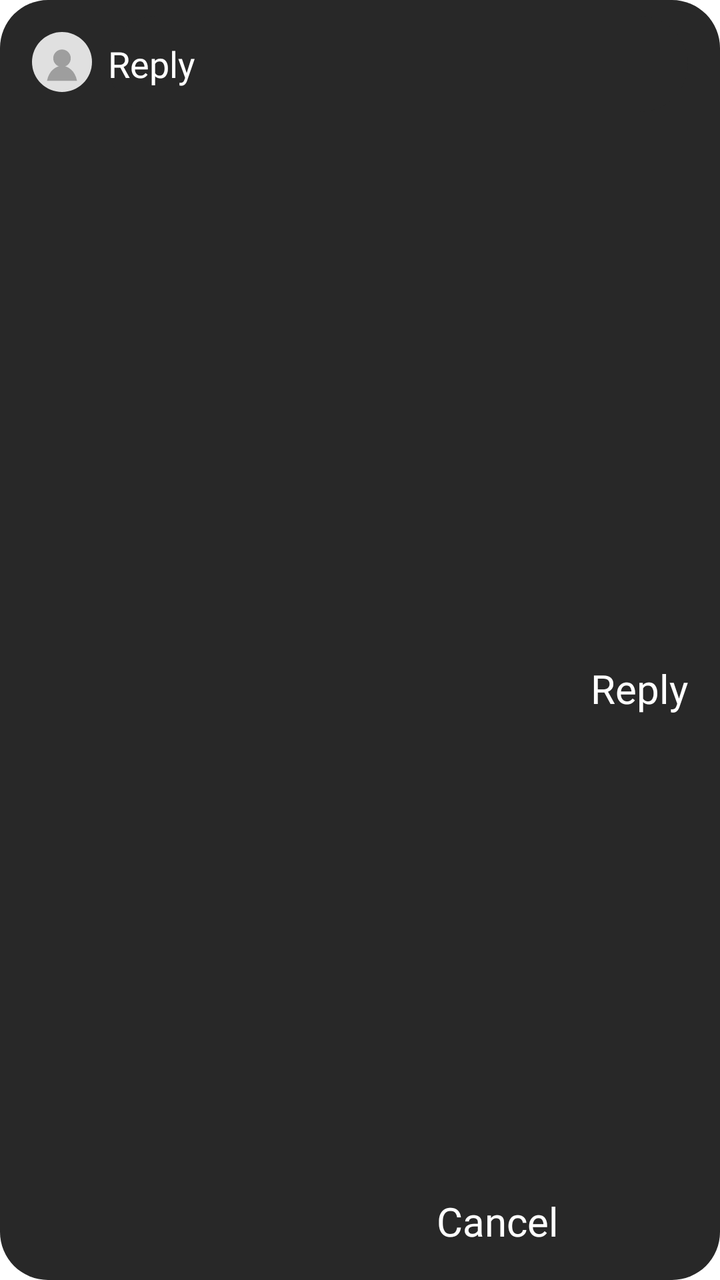
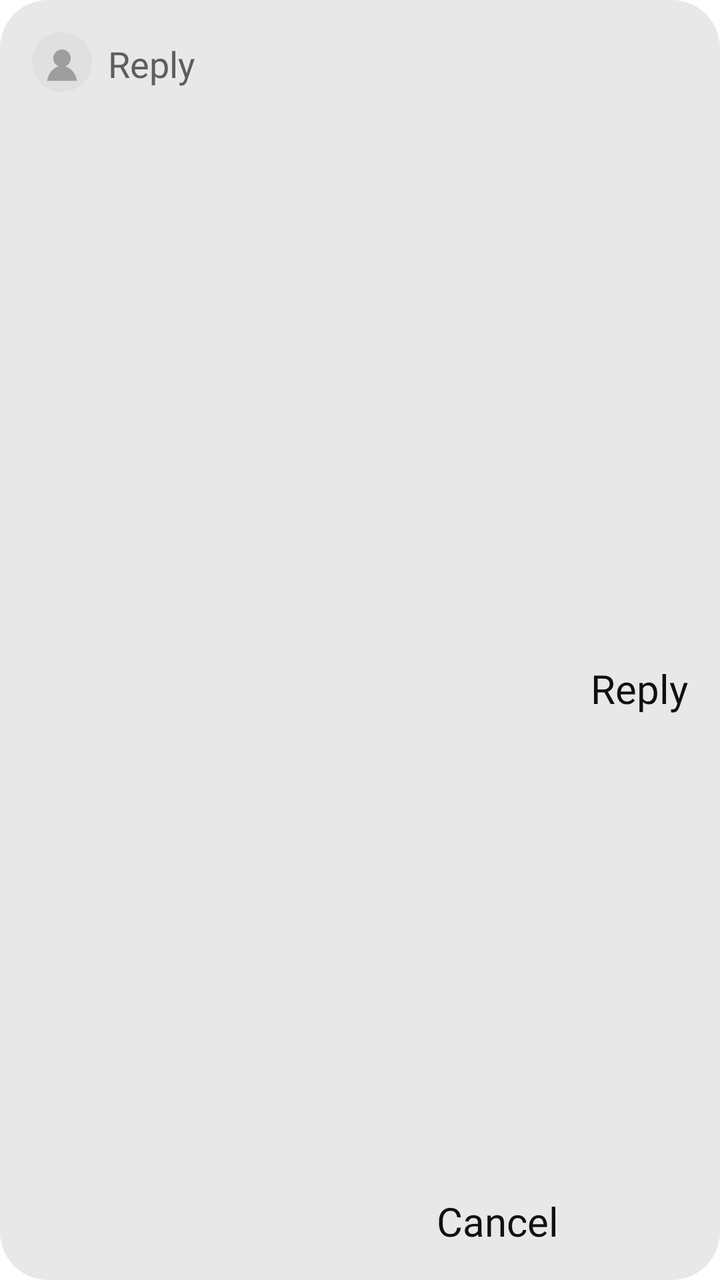

Before-and-after screenshots of an Android layout around one commit, followed by the original layout XML and the change that was made.
<!-- AndroidManifest.xml: application theme Theme.MyApplication_Java -->
<!-- res/layout/item_reply.xml -->
<?xml version="1.0" encoding="utf-8"?>
<androidx.constraintlayout.widget.ConstraintLayout xmlns:android="http://schemas.android.com/apk/res/android"
    android:layout_width="match_parent"
    android:layout_height="wrap_content"
    xmlns:app="http://schemas.android.com/apk/res-auto"
    xmlns:tools="http://schemas.android.com/tools"
    android:background="@drawable/rounded_box"
    android:padding="8dp">

    <ImageView
        android:id="@+id/profile_picture"
        android:layout_width="30dp"
        android:layout_height="30dp"
        android:layout_marginStart="8dp"
        android:layout_marginTop="8dp"
        app:layout_constraintStart_toStartOf="parent"
        app:layout_constraintTop_toTopOf="parent"
        android:src="@drawable/profile_placeholder" />

    <EditText
        android:id="@+id/reply_text"
        android:layout_width="0dp"
        android:layout_height="wrap_content"
        android:layout_marginStart="8dp"
        android:layout_marginEnd="8dp"
        android:background="@drawable/rounded_box"
        android:fontFamily="@font/inter"
        android:hint="Reply"
        android:paddingTop="8dp"
        android:paddingBottom="8dp"
        android:minHeight="48dp"
        android:textColor="#FBFBFB"
        android:textColorHint="@color/white"
        android:textSize="18sp"
        app:layout_constraintEnd_toEndOf="parent"
        app:layout_constraintStart_toEndOf="@+id/profile_picture"
        app:layout_constraintTop_toTopOf="parent" />

    <TextView
        android:id="@+id/send_reply"
        android:layout_width="wrap_content"
        android:layout_height="wrap_content"
        android:layout_marginTop="8dp"
        android:layout_marginEnd="8dp"
        android:layout_marginBottom="8dp"
        android:fontFamily="@font/inter_bold"
        android:text="Reply"
        android:textColor="#FFFFFF"
        android:textSize="20sp"
        app:layout_constraintBottom_toBottomOf="parent"
        app:layout_constraintEnd_toEndOf="parent"
        app:layout_constraintTop_toBottomOf="@+id/reply_text" />

    <TextView
        android:id="@+id/cancel_button"
        android:layout_width="wrap_content"
        android:layout_height="wrap_content"
        android:layout_marginTop="8dp"
        android:layout_marginEnd="16dp"
        android:layout_marginBottom="8dp"
        android:fontFamily="@font/inter_bold"
        android:text="Cancel"
        android:textColor="#FFFFFF"
        android:textSize="20sp"
        app:layout_constraintBottom_toBottomOf="parent"
        app:layout_constraintEnd_toStartOf="@+id/send_reply"
        app:layout_constraintTop_toBottomOf="@+id/reply_text"
        app:layout_constraintVertical_bias="1.0" />

</androidx.constraintlayout.widget.ConstraintLayout>
<!-- resources referenced by this layout -->
<resources>
  <color name="white">#FFFFFFFF</color>
  <!-- drawable profile_placeholder (drawable) -->
  <vector xmlns:android="http://schemas.android.com/apk/res/android"
      android:width="96dp"
      android:height="96dp"
      android:viewportWidth="96"
      android:viewportHeight="96">
  
      
      <path
          android:fillColor="#E0E0E0"
          android:pathData="M48,48m-48,0a48,48 0,1 1,96 0a48,48 0,1 1,-96 0" />
  
      
      <path
          android:fillColor="#9E9E9E"
          android:pathData="M48,42m-14,0a14,14 0,1 1,28 0a14,14 0,1 1,-28 0" />
  
      
      <path
          android:fillColor="#9E9E9E"
          android:pathData="M24,78c3,-16 14,-24 24,-24s21,8 24,24z" />
  
  </vector>
  <!-- drawable rounded_box (drawable) -->
  <shape xmlns:android="http://schemas.android.com/apk/res/android">
  
      <solid android:color="#282828"/>
  
      <corners android:radius="24dp"/>
  
  </shape>
  <style name="Theme.MyApplication_Java" parent="Theme.MaterialComponents.DayNight.NoActionBar">
          
          <item name="colorPrimary">@color/purple_500</item>
          <item name="colorPrimaryVariant">@color/purple_700</item>
          <item name="colorOnPrimary">@color/white</item>
          
          <item name="colorSecondary">@color/teal_200</item>
          <item name="colorSecondaryVariant">@color/teal_700</item>
          <item name="colorOnSecondary">@color/black</item>
          
          <item name="android:statusBarColor">?attr/colorPrimaryVariant</item>
          
      </style>
  <color name="purple_500">#FF6200EE</color>
  <color name="purple_700">#FF3700B3</color>
  <color name="teal_200">#FF03DAC5</color>
  <color name="teal_700">#FF018786</color>
  <color name="black">#FF000000</color>
</resources>

<!-- the commit's change to res/layout/item_reply.xml (unified diff, before → after) -->
@@ -29,8 +29,8 @@
         android:paddingTop="8dp"
         android:paddingBottom="8dp"
         android:minHeight="48dp"
-        android:textColor="#FBFBFB"
-        android:textColorHint="@color/white"
+        android:textColor="@color/text_primary"
+        android:textColorHint="@color/text_muted"
         android:textSize="18sp"
         app:layout_constraintEnd_toEndOf="parent"
         app:layout_constraintStart_toEndOf="@+id/profile_picture"
@@ -45,7 +45,7 @@
         android:layout_marginBottom="8dp"
         android:fontFamily="@font/inter_bold"
         android:text="Reply"
-        android:textColor="#FFFFFF"
+        android:textColor="@color/text_primary"
         android:textSize="20sp"
         app:layout_constraintBottom_toBottomOf="parent"
         app:layout_constraintEnd_toEndOf="parent"
@@ -60,7 +60,7 @@
         android:layout_marginBottom="8dp"
         android:fontFamily="@font/inter_bold"
         android:text="Cancel"
-        android:textColor="#FFFFFF"
+        android:textColor="@color/text_primary"
         android:textSize="20sp"
         app:layout_constraintBottom_toBottomOf="parent"
         app:layout_constraintEnd_toStartOf="@+id/send_reply"
<!-- resource entries referenced after the edit -->
@@ -1,6 +1,7 @@
 <!-- resources referenced by this layout -->
 <resources>
-  <color name="white">#FFFFFFFF</color>
+  <color name="text_muted">#FF5F5D5D</color>
+  <color name="text_primary">#FF101010</color>
   <!-- drawable profile_placeholder (drawable) -->
   <vector xmlns:android="http://schemas.android.com/apk/res/android"
       android:width="96dp"
@@ -27,28 +28,39 @@
   <!-- drawable rounded_box (drawable) -->
   <shape xmlns:android="http://schemas.android.com/apk/res/android">
   
-      <solid android:color="#282828"/>
+      <solid android:color="@color/surface_container"/>
   
       <corners android:radius="24dp"/>
   
   </shape>
   <style name="Theme.MyApplication_Java" parent="Theme.MaterialComponents.DayNight.NoActionBar">
           
-          <item name="colorPrimary">@color/purple_500</item>
-          <item name="colorPrimaryVariant">@color/purple_700</item>
-          <item name="colorOnPrimary">@color/white</item>
+          <item name="colorPrimary">@color/text_primary</item>
+          <item name="colorPrimaryVariant">@color/text_primary</item>
+          <item name="colorOnPrimary">@color/text_on_inverse</item>
+          <item name="colorSecondary">@color/text_primary</item>
+          <item name="colorSecondaryVariant">@color/text_primary</item>
+          <item name="colorOnSecondary">@color/text_on_inverse</item>
+  
           
-          <item name="colorSecondary">@color/teal_200</item>
-          <item name="colorSecondaryVariant">@color/teal_700</item>
-          <item name="colorOnSecondary">@color/black</item>
+          <item name="android:windowBackground">@color/surface</item>
+          <item name="colorSurface">@color/surface_container</item>
+          <item name="colorOnSurface">@color/text_primary</item>
+          <item name="colorError">@color/danger</item>
+          <item name="colorOnError">@color/text_on_inverse</item>
+  
+          <item name="android:textColorPrimary">@color/text_primary</item>
+          <item name="android:textColorSecondary">@color/text_muted</item>
+          <item name="android:textColorHint">@color/text_hint</item>
+  
           
-          <item name="android:statusBarColor">?attr/colorPrimaryVariant</item>
-          
+          <item name="android:statusBarColor">@android:color/transparent</item>
+          <item name="android:navigationBarColor">@android:color/transparent</item>
       </style>
-  <color name="purple_500">#FF6200EE</color>
-  <color name="purple_700">#FF3700B3</color>
-  <color name="teal_200">#FF03DAC5</color>
-  <color name="teal_700">#FF018786</color>
-  <color name="black">#FF000000</color>
+  <color name="surface_container">#FFE8E8E8</color>
+  <color name="text_on_inverse">#FFFFFFFF</color>
+  <color name="surface">#FFFFFFFF</color>
+  <color name="danger">#FFB3261E</color>
+  <color name="text_hint">#FF8A8A8A</color>
 </resources>
 
